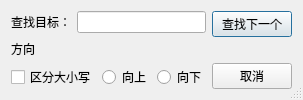
First picture: the form in searchdialog.ui, repository yuancong2/Lab2, before the edit.
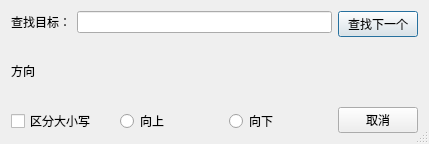
Second picture: the form after the edit.

The edit to the form file:
```diff
--- a/searchdialog.ui
+++ b/searchdialog.ui
@@ -6,8 +6,8 @@
    <rect>
     <x>0</x>
     <y>0</y>
-    <width>243</width>
-    <height>100</height>
+    <width>429</width>
+    <height>144</height>
    </rect>
   </property>
   <property name="sizePolicy">
```
Left out of the diff: 4 changed lines with no effect on the pictures.
